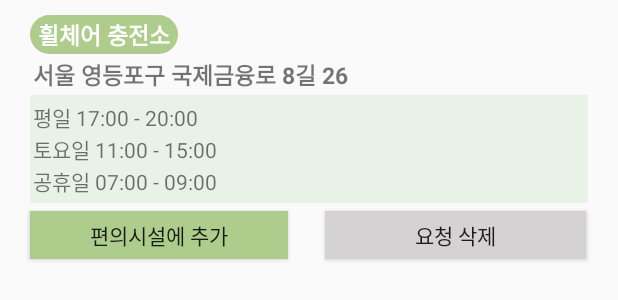
After one commit to Dongguk-founder/ERA-Front, an Android app: the layout item_convenient.xml on its own in the app's theme, with its tools: preview values and no code run, on a phone screen of 412 x 824 dp. The commit adds this screen. Shown: the top 300 px of the screen. Run offline under Robolectric (Android 15) with nearby library versions, the phone set to English and light mode, and no system bars.

Commit message:
[feat] #8 관리자 뷰 리사이클러뷰 아이템 구현

```diff
--- a/app/src/main/AndroidManifest.xml
+++ b/app/src/main/AndroidManifest.xml
@@ -5,7 +5,7 @@
     <uses-permission android:name="android.permission.ACCESS_FINE_LOCATION" />
     <uses-permission android:name="android.permission.ACCESS_COARSE_LOCATION" />
     <uses-permission android:name="android.permission.INTERNET" />
-    <uses-permission android:name="android.permission.ACCESS_NETWORK_STATE"/>
+    <uses-permission android:name="android.permission.ACCESS_NETWORK_STATE" />
 
     <application
         android:name=".Utils.MyApplication"
@@ -19,6 +19,9 @@
         android:theme="@style/Theme.Easy_Route_Assistant"
         android:usesCleartextTraffic="true"
         tools:targetApi="31">
+        <activity
+            android:name=".presentation.admin.AdminActivity"
+            android:exported="false" />
         <activity
             android:name=".presentation.auth.SignUpActivity"
             android:exported="false" />
@@ -36,9 +39,10 @@
 
                 <category android:name="android.intent.category.LAUNCHER" />
             </intent-filter>
-        </activity>
-        <!-- 네이티브 앱 키 추가 -->
-        <meta-data android:name="com.kakao.sdk.AppKey" android:value="a819ea5084d0a632211a9214d0da9f76"/>
+        </activity> <!-- 네이티브 앱 키 추가 -->
+        <meta-data
+            android:name="com.kakao.sdk.AppKey"
+            android:value="a819ea5084d0a632211a9214d0da9f76" />
     </application>
 
 </manifest>
--- /dev/null
+++ b/app/src/main/java/com/founder/easy_route_assistant/presentation/admin/AdminActivity.kt
@@ -0,0 +1,12 @@
+package com.founder.easy_route_assistant.presentation.admin
+
+import android.os.Bundle
+import androidx.appcompat.app.AppCompatActivity
+import com.founder.easy_route_assistant.R
+
+class AdminActivity : AppCompatActivity() {
+    override fun onCreate(savedInstanceState: Bundle?) {
+        super.onCreate(savedInstanceState)
+        setContentView(R.layout.activity_admin)
+    }
+}
--- /dev/null
+++ b/app/src/main/res/drawable/bg_green_radius_20.xml
@@ -0,0 +1,5 @@
+<?xml version="1.0" encoding="utf-8"?>
+<shape xmlns:android="http://schemas.android.com/apk/res/android" android:shape="rectangle">
+<solid android:color="@color/soft_green"></solid>
+    <corners android:radius="20dp"></corners>
+</shape>
--- /dev/null
+++ b/app/src/main/res/layout/activity_admin.xml
@@ -0,0 +1,31 @@
+<?xml version="1.0" encoding="utf-8"?>
+<androidx.constraintlayout.widget.ConstraintLayout xmlns:android="http://schemas.android.com/apk/res/android"
+    xmlns:app="http://schemas.android.com/apk/res-auto"
+    xmlns:tools="http://schemas.android.com/tools"
+    android:layout_width="match_parent"
+    android:layout_height="match_parent"
+    tools:context=".presentation.admin.AdminActivity">
+
+    <TextView
+        android:id="@+id/tv_admin_convenient_request"
+        android:layout_width="wrap_content"
+        android:layout_height="wrap_content"
+        android:layout_marginTop="30dp"
+        android:text="@string/tv_admin_convenient_request"
+        android:textSize="30dp"
+        android:textStyle="bold"
+        app:layout_constraintEnd_toEndOf="parent"
+        app:layout_constraintStart_toStartOf="parent"
+        app:layout_constraintTop_toTopOf="parent" />
+
+    <androidx.recyclerview.widget.RecyclerView
+        android:layout_width="match_parent"
+        android:layout_height="wrap_content"
+        android:layout_marginStart="20dp"
+        android:layout_marginTop="30dp"
+        android:layout_marginEnd="20dp"
+        app:layout_constraintEnd_toEndOf="parent"
+        app:layout_constraintStart_toStartOf="parent"
+        app:layout_constraintTop_toBottomOf="@id/tv_admin_convenient_request" />
+
+</androidx.constraintlayout.widget.ConstraintLayout>
--- /dev/null
+++ b/app/src/main/res/layout/item_convenient.xml
@@ -0,0 +1,111 @@
+<?xml version="1.0" encoding="utf-8"?>
+<androidx.constraintlayout.widget.ConstraintLayout xmlns:android="http://schemas.android.com/apk/res/android"
+    xmlns:app="http://schemas.android.com/apk/res-auto"
+    android:layout_width="match_parent"
+    android:layout_height="wrap_content">
+
+    <!--엘리베이터, 휠체어 충전소, 장애인 화장실-->
+    <TextView
+        android:id="@+id/tv_convenient_type"
+        android:layout_width="wrap_content"
+        android:layout_height="wrap_content"
+        android:layout_marginStart="20dp"
+        android:layout_marginTop="10dp"
+        android:background="@drawable/bg_green_radius_20"
+        android:paddingHorizontal="5dp"
+        android:paddingVertical="1dp"
+        android:text="휠체어 충전소"
+        android:textColor="@color/white"
+        android:textSize="15dp"
+        android:textStyle="bold"
+        app:layout_constraintStart_toStartOf="parent"
+        app:layout_constraintTop_toTopOf="parent" />
+
+    <TextView
+        android:id="@+id/tv_convenient_address"
+        android:layout_width="wrap_content"
+        android:layout_height="wrap_content"
+        android:layout_marginStart="22dp"
+        android:layout_marginTop="2dp"
+        android:text="서울 영등포구 국제금융로 8길 26"
+        android:textSize="15dp"
+        android:textStyle="bold"
+        app:layout_constraintStart_toStartOf="parent"
+        app:layout_constraintTop_toBottomOf="@id/tv_convenient_type" />
+
+    <androidx.constraintlayout.widget.ConstraintLayout
+        android:id="@+id/layout_convenient_detail"
+        android:layout_width="match_parent"
+        android:layout_height="wrap_content"
+        android:layout_marginStart="20dp"
+        android:layout_marginTop="2dp"
+        android:layout_marginEnd="20dp"
+        android:background="@color/light_green"
+        app:layout_constraintEnd_toEndOf="parent"
+        app:layout_constraintStart_toStartOf="parent"
+        app:layout_constraintTop_toBottomOf="@id/tv_convenient_address">
+
+        <TextView
+            android:id="@+id/tv_convenient_weekdays"
+            android:layout_width="wrap_content"
+            android:layout_height="wrap_content"
+            android:layout_marginStart="2dp"
+            android:layout_marginTop="4dp"
+            android:text="@string/tv_convenient_weekdays"
+            app:layout_constraintStart_toStartOf="@id/layout_convenient_detail"
+            app:layout_constraintTop_toTopOf="@id/layout_convenient_detail" />
+
+        <TextView
+            android:id="@+id/tv_convenient_saturday"
+            android:layout_width="wrap_content"
+            android:layout_height="wrap_content"
+            android:layout_marginStart="2dp"
+            android:text="@string/tv_convenient_saturday"
+            app:layout_constraintStart_toStartOf="parent"
+            app:layout_constraintTop_toBottomOf="@id/tv_convenient_weekdays" />
+
+        <TextView
+            android:id="@+id/tv_convenient_holiday"
+            android:layout_width="wrap_content"
+            android:layout_height="match_parent"
+            android:layout_marginStart="2dp"
+            android:layout_marginBottom="4dp"
+            android:text="@string/tv_convenient_holiday"
+            app:layout_constraintBottom_toBottomOf="parent"
+            app:layout_constraintStart_toStartOf="parent"
+            app:layout_constraintTop_toBottomOf="@id/tv_convenient_saturday" />
+
+    </androidx.constraintlayout.widget.ConstraintLayout>
+
+    <androidx.appcompat.widget.AppCompatButton
+        android:id="@+id/btn_convenient_register"
+        android:layout_width="wrap_content"
+        android:layout_height="wrap_content"
+        android:layout_marginStart="20dp"
+        android:layout_marginTop="5dp"
+        android:layout_marginBottom="10dp"
+        android:background="@color/soft_green"
+        android:minHeight="0dp"
+        android:paddingHorizontal="40dp"
+        android:paddingVertical="5dp"
+        android:text="@string/btn_convenient_register"
+        app:layout_constraintBottom_toBottomOf="parent"
+        app:layout_constraintStart_toStartOf="parent"
+        app:layout_constraintTop_toBottomOf="@id/layout_convenient_detail" />
+
+    <androidx.appcompat.widget.AppCompatButton
+        android:id="@+id/btn_convenient_delete"
+        android:layout_width="wrap_content"
+        android:layout_height="wrap_content"
+        android:layout_marginTop="5dp"
+        android:layout_marginEnd="21dp"
+        android:layout_marginBottom="10dp"
+        android:background="@color/light_gray"
+        android:minHeight="0dp"
+        android:paddingHorizontal="60dp"
+        android:paddingVertical="5dp"
+        android:text="@string/btn_convenient_delete"
+        app:layout_constraintBottom_toBottomOf="parent"
+        app:layout_constraintEnd_toEndOf="parent"
+        app:layout_constraintTop_toBottomOf="@id/layout_convenient_detail" />
+</androidx.constraintlayout.widget.ConstraintLayout>
--- a/app/src/main/res/values/strings.xml
+++ b/app/src/main/res/values/strings.xml
@@ -122,4 +122,10 @@
     <string name="tv_favorite_item_title">즐겨찾기</string>
     <string name="tv_favorite_list_title">즐겨찾기</string>
     <string name="tv_favorite_item_address">서울 중구 필동로1길 30(필동3가)</string>
+    <string name="tv_admin_convenient_request">편의시설 요청 목록</string>
+    <string name="tv_convenient_weekdays">평일 17:00 - 20:00</string>
+    <string name="tv_convenient_saturday">토요일 11:00 - 15:00</string>
+    <string name="tv_convenient_holiday">공휴일 07:00 - 09:00</string>
+    <string name="btn_convenient_register">편의시설에 추가</string>
+    <string name="btn_convenient_delete">요청 삭제</string>
 </resources>
```
